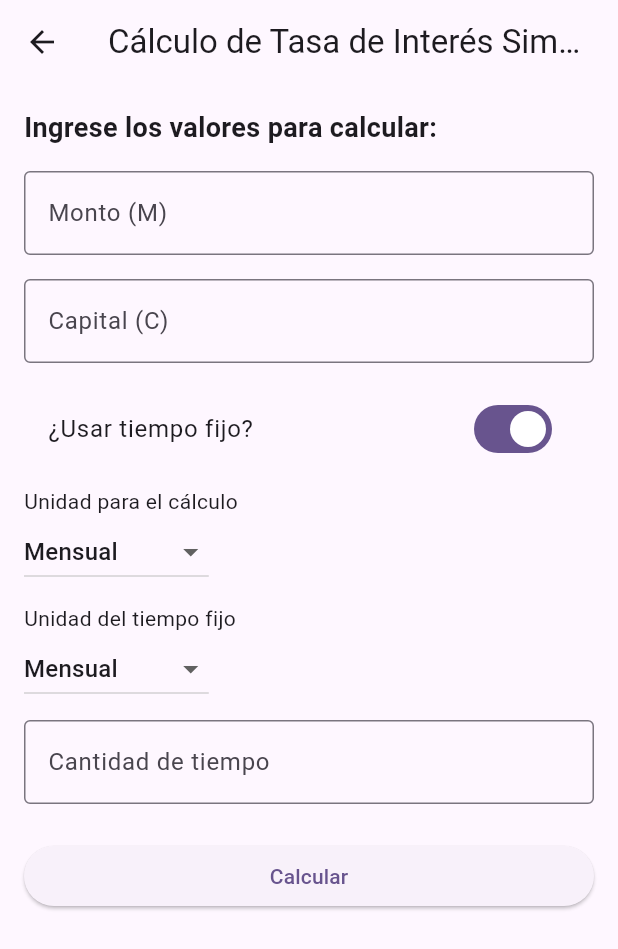
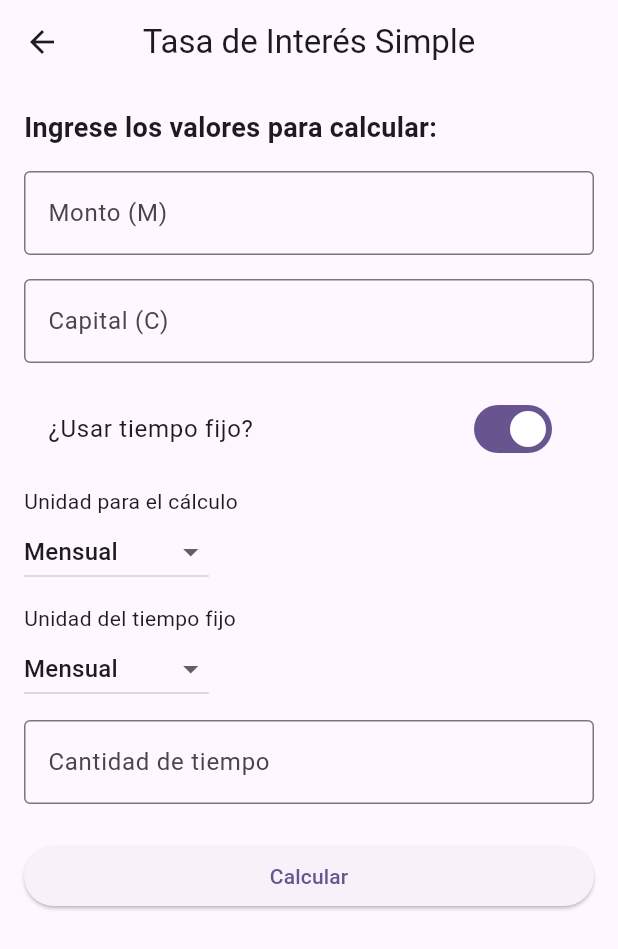
Before and after one commit to JuanSebLopez/IntereXpert, a Flutter app: the SimpleRateInterestCalculationScreen screen opened by its route, on a phone screen of 412 x 824 dp. Shown: the top 949 px of the screen. Run offline on Flutter 3.47's test engine with Material 3 defaults, Android fonts, the phone set to English and light mode, and no system bars; our stand-ins replace firebase_auth, firebase_core, google_sign_in; missing offline and left inert: flutter_math_fork; accounts and stored records are empty.

Commit message:
fix: titulos

```diff
--- a/lib/ui/screens/compound_rate_interest_calculation_screen.dart
+++ b/lib/ui/screens/compound_rate_interest_calculation_screen.dart
@@ -50,7 +50,7 @@ class _CompoundRateInterestCalculationScreenState
   Widget build(BuildContext context) {
     return Scaffold(
       appBar: AppBar(
-        title: const Text("Cálculo de Tasa de Interés Compuesta"),
+        title: const Text("Tasa de Interés Compuesto"),
         centerTitle: true,
       ),
       body: SingleChildScrollView(
--- a/lib/ui/screens/simple_rate_interest_calculation_screen.dart
+++ b/lib/ui/screens/simple_rate_interest_calculation_screen.dart
@@ -54,7 +54,7 @@ class _SimpleRateInterestCalculationScreenState
   Widget build(BuildContext context) {
     return Scaffold(
       appBar: AppBar(
-        title: const Text("Cálculo de Tasa de Interés Simple"),
+        title: const Text("Tasa de Interés Simple"),
         centerTitle: true,
       ),
       body: SingleChildScrollView(
```
